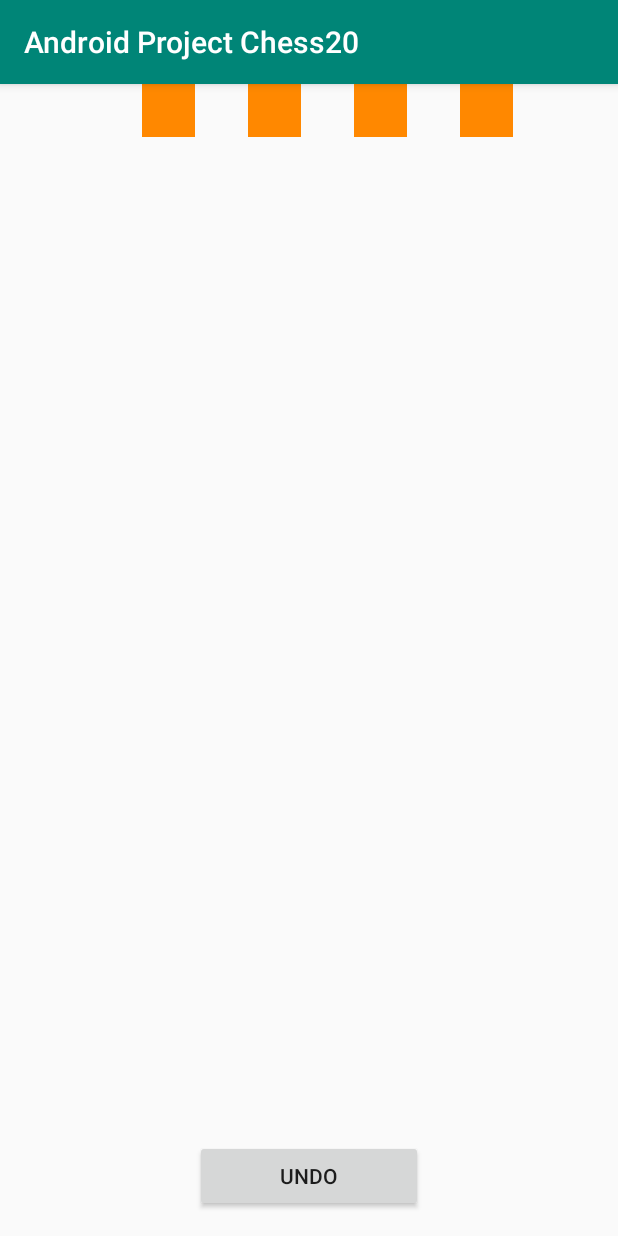
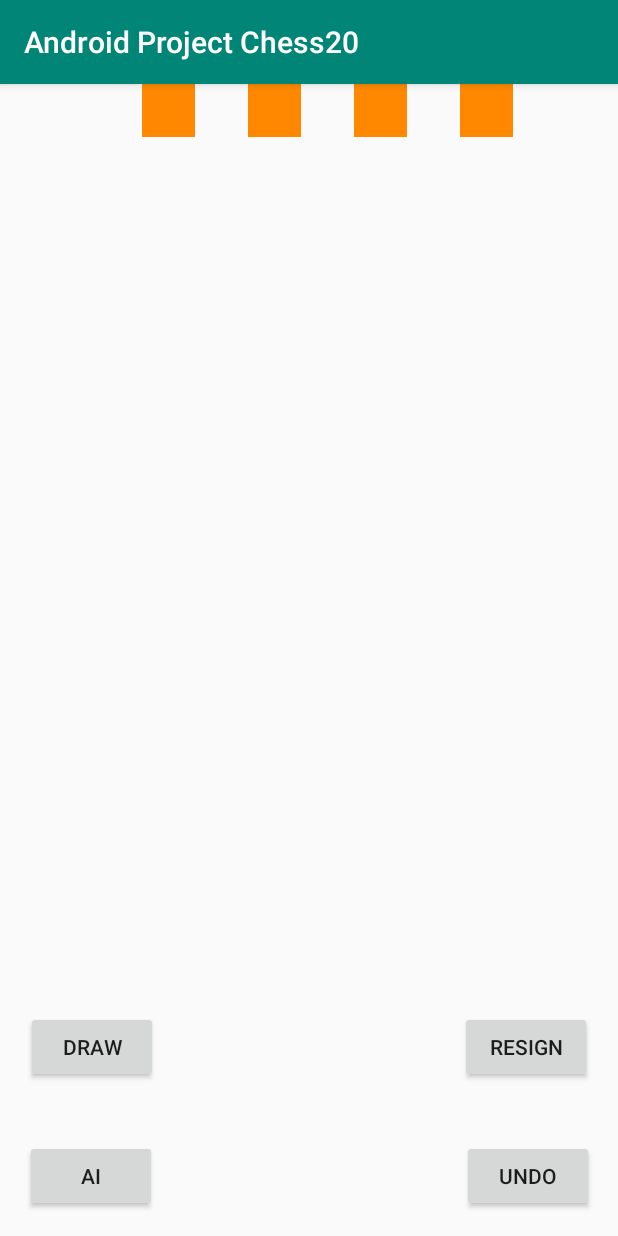
Before and after one commit to jklin1998/android-project-chess-20, an Android app: the screen it shows after launch (MainActivity), on a phone screen of 412 x 824 dp. Run offline under Robolectric (Android 15) with nearby library versions, the phone set to English and light mode, and no system bars.

Commit message:
i hate my life

```diff
--- a/app/src/main/res/layout/activity_main.xml
+++ b/app/src/main/res/layout/activity_main.xml
@@ -7,69 +7,134 @@
     tools:context=".MainActivity">
 
     <ImageView
+        android:id="@+id/h3"
+        android:layout_width="35dp"
+        android:layout_height="35dp"
+        android:layout_marginEnd="70dp"
+        app:layout_constraintBottom_toTopOf="@+id/h2"
+        app:layout_constraintEnd_toEndOf="parent"
+        app:srcCompat="@android:color/holo_orange_dark" />
+
+    <ImageView
+        android:id="@+id/f3"
+        android:layout_width="35dp"
+        android:layout_height="35dp"
+        app:layout_constraintBottom_toTopOf="@+id/f2"
+        app:layout_constraintEnd_toStartOf="@+id/g3"
+        app:srcCompat="@android:color/holo_orange_dark" />
+
+    <ImageView
+        android:id="@+id/g3"
+        android:layout_width="35dp"
+        android:layout_height="35dp"
+        app:layout_constraintBottom_toTopOf="@+id/g2"
+        app:layout_constraintEnd_toStartOf="@+id/h3"
+        app:srcCompat="#FFC107" />
+
+    <ImageView
+        android:id="@+id/c3"
+        android:layout_width="35dp"
+        android:layout_height="35dp"
+        app:layout_constraintBottom_toTopOf="@+id/c2"
+        app:layout_constraintEnd_toStartOf="@+id/d3"
+        app:srcCompat="@android:color/holo_orange_dark" />
+
+    <ImageView
+        android:id="@+id/a3"
+        android:layout_width="35dp"
+        android:layout_height="35dp"
+        app:layout_constraintBottom_toTopOf="@+id/a2"
+        app:layout_constraintEnd_toStartOf="@+id/b3"
+        app:srcCompat="@android:color/holo_orange_dark" />
+
+    <ImageView
+        android:id="@+id/d3"
+        android:layout_width="35dp"
+        android:layout_height="35dp"
+        app:layout_constraintBottom_toTopOf="@+id/d2"
+        app:layout_constraintEnd_toStartOf="@+id/e3"
+        app:srcCompat="@android:color/holo_orange_dark" />
+
+    <ImageView
+        android:id="@+id/e3"
+        android:layout_width="35dp"
+        android:layout_height="35dp"
+        app:layout_constraintBottom_toTopOf="@+id/e2"
+        app:layout_constraintEnd_toStartOf="@+id/f3"
+        app:srcCompat="@android:color/holo_orange_dark" />
+
+    <ImageView
+        android:id="@+id/b3"
+        android:layout_width="35dp"
+        android:layout_height="35dp"
+        app:layout_constraintBottom_toTopOf="@+id/b2"
+        app:layout_constraintEnd_toStartOf="@+id/c3"
+        app:srcCompat="#FFC107" />
+
+    <ImageView
         android:id="@+id/a2"
         android:layout_width="35dp"
         android:layout_height="35dp"
+        app:layout_constraintBottom_toTopOf="@+id/a1"
         app:layout_constraintEnd_toStartOf="@+id/b2"
-        app:srcCompat="#FFC107"
-        tools:layout_editor_absoluteY="474dp" />
+        app:srcCompat="#FFC107" />
 
     <ImageView
         android:id="@+id/g2"
         android:layout_width="35dp"
         android:layout_height="35dp"
+        app:layout_constraintBottom_toTopOf="@+id/g1"
         app:layout_constraintEnd_toStartOf="@+id/h2"
-        app:srcCompat="#FFC107"
-        tools:layout_editor_absoluteY="474dp" />
+        app:srcCompat="#FFC107" />
 
     <ImageView
         android:id="@+id/c2"
         android:layout_width="35dp"
         android:layout_height="35dp"
+        app:layout_constraintBottom_toTopOf="@+id/c1"
         app:layout_constraintEnd_toStartOf="@+id/d2"
-        app:srcCompat="#FFC107"
-        tools:layout_editor_absoluteY="474dp" />
+        app:srcCompat="#FFC107" />
 
     <ImageView
         android:id="@+id/f2"
         android:layout_width="35dp"
         android:layout_height="35dp"
+        app:layout_constraintBottom_toTopOf="@+id/f1"
         app:layout_constraintEnd_toStartOf="@+id/g2"
-        app:srcCompat="@android:color/holo_orange_dark"
-        tools:layout_editor_absoluteY="474dp" />
+        app:srcCompat="@android:color/holo_orange_dark" />
 
     <ImageView
         android:id="@+id/d2"
         android:layout_width="35dp"
         android:layout_height="35dp"
+        app:layout_constraintBottom_toTopOf="@+id/d1"
         app:layout_constraintEnd_toStartOf="@+id/e2"
-        app:srcCompat="@android:color/holo_orange_dark"
-        tools:layout_editor_absoluteY="474dp" />
+        app:srcCompat="@android:color/holo_orange_dark" />
 
     <ImageView
         android:id="@+id/h2"
         android:layout_width="35dp"
         android:layout_height="35dp"
         android:layout_marginEnd="70dp"
+        app:layout_constraintBottom_toTopOf="@+id/h1"
         app:layout_constraintEnd_toEndOf="parent"
-        app:srcCompat="@android:color/holo_orange_dark"
-        tools:layout_editor_absoluteY="474dp" />
+        app:srcCompat="@android:color/holo_orange_dark" />
 
     <ImageView
         android:id="@+id/e2"
         android:layout_width="35dp"
         android:layout_height="35dp"
+        app:layout_constraintBottom_toTopOf="@+id/e1"
         app:layout_constraintEnd_toStartOf="@+id/f2"
-        app:srcCompat="#FFC107"
-        tools:layout_editor_absoluteY="474dp" />
+        app:srcCompat="#FFC107" />
 
     <ImageView
         android:id="@+id/b2"
         android:layout_width="35dp"
         android:layout_height="35dp"
+        app:layout_constraintBottom_toTopOf="@+id/b1"
         app:layout_constraintEnd_toStartOf="@+id/c2"
-        app:srcCompat="@android:color/holo_orange_dark"
-        tools:layout_editor_absoluteY="474dp" />
+        app:srcCompat="@android:color/holo_orange_dark" />
 
     <ImageView
         android:id="@+id/g1"
@@ -137,16 +202,45 @@
         tools:layout_editor_absoluteY="509dp" />
 
     <Button
-        android:id="@+id/button"
+        android:id="@+id/undo"
         android:layout_width="0dp"
         android:layout_height="48dp"
-        android:layout_marginStart="130dp"
-        android:layout_marginEnd="130dp"
+        android:layout_marginEnd="16dp"
         android:layout_marginBottom="16dp"
         android:text="@string/undo_button"
         app:layout_constraintBottom_toBottomOf="parent"
-        app:layout_constraintEnd_toEndOf="parent"
-        app:layout_constraintHorizontal_bias="0.0"
+        app:layout_constraintEnd_toEndOf="parent" />
+
+    <Button
+        android:id="@+id/draw"
+        android:layout_width="wrap_content"
+        android:layout_height="wrap_content"
+        android:layout_marginStart="17dp"
+        android:layout_marginBottom="102dp"
+        android:text="@string/draw_game"
+        app:layout_constraintBottom_toBottomOf="parent"
+        app:layout_constraintStart_toStartOf="parent" />
+
+    <Button
+        android:id="@+id/resign"
+        android:layout_width="wrap_content"
+        android:layout_height="wrap_content"
+        android:layout_marginEnd="17dp"
+        android:layout_marginBottom="102dp"
+        android:text="@string/resign_game"
+        app:layout_constraintBottom_toBottomOf="parent"
+        app:layout_constraintEnd_toEndOf="parent" />
+
+    <Button
+        android:id="@+id/button4"
+        android:layout_width="88dp"
+        android:layout_height="wrap_content"
+        android:layout_marginStart="16dp"
+        android:layout_marginEnd="203dp"
+        android:layout_marginBottom="16dp"
+        android:text="@string/AI_button"
+        app:layout_constraintBottom_toBottomOf="parent"
+        app:layout_constraintEnd_toStartOf="@+id/undo"
         app:layout_constraintStart_toStartOf="parent" />
 
 </androidx.constraintlayout.widget.ConstraintLayout>
--- a/app/src/main/res/values/strings.xml
+++ b/app/src/main/res/values/strings.xml
@@ -1,4 +1,13 @@
 <resources>
     <string name="app_name">Android Project Chess20</string>
     <string name="undo_button">undo</string>
+    <string name="draw_game">draw</string>
+    <string name="resign_game">resign</string>
+    <string name="AI_button">AI</string>
+    <string name="a1">a1</string>
+    <string name="a2">a2</string>
+    <string name="a3">a3</string>
+    <string name="b3">b3</string>
+    <string name="b1">b1</string>
+    <string name="b2">b2</string>
 </resources>
```
